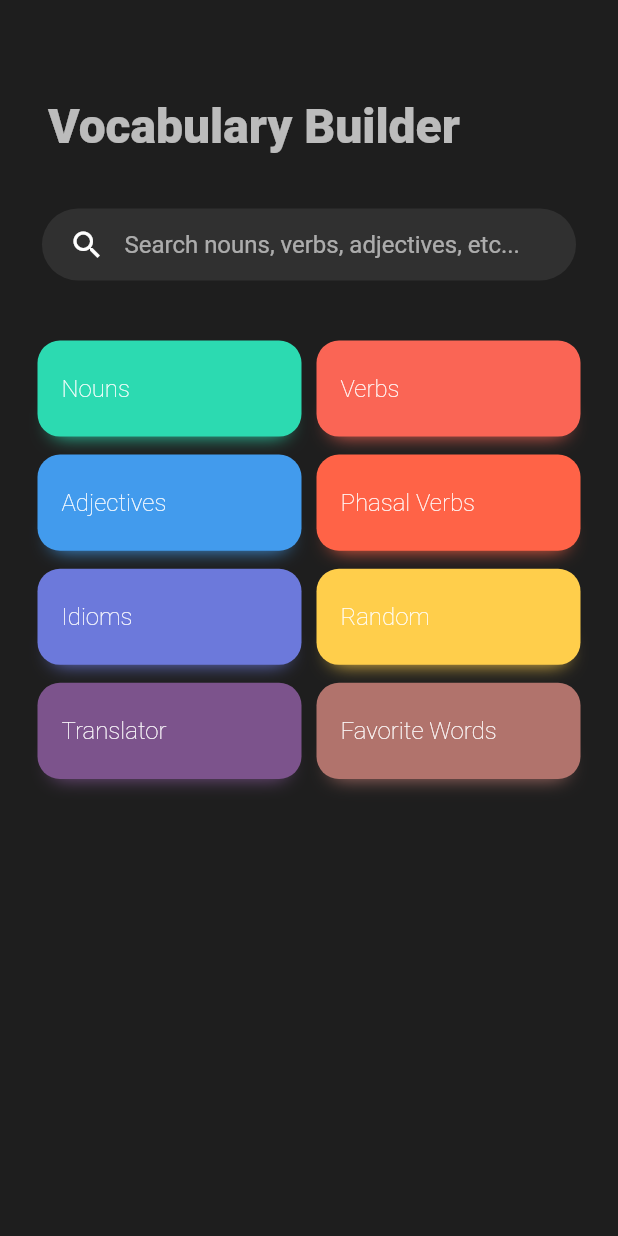
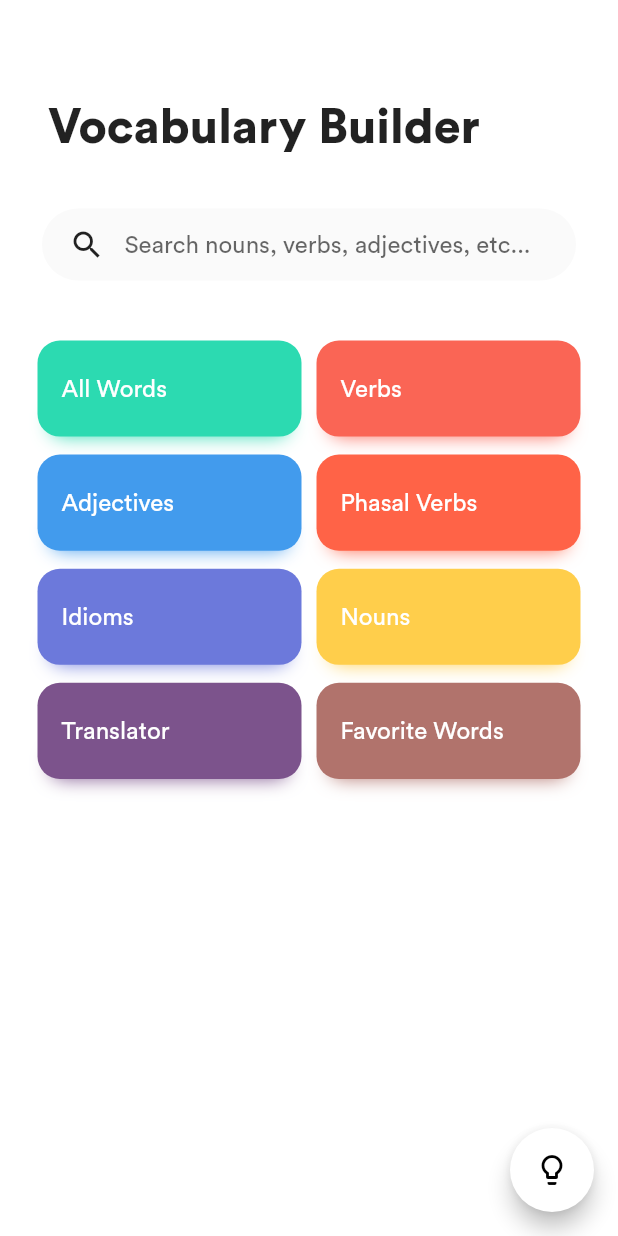
Before and after one commit to JoshuaR503/Vocabulary-Builder, a Flutter app: the screen it shows after launch, on a phone screen of 412 x 824 dp. Run offline on Flutter 3.47's test engine with Material 2 defaults, Android fonts, the phone set to English and light mode, and no system bars; our stand-ins replace audioplayers, bloc, dio, equatable, flutter_bloc, flutter_cache_manager and 4 more; missing offline and left inert: firebase_admob, flutter_web_browser, material_search; accounts and stored records are empty.

Commit message:
Added Bloc

```diff
--- a/lib/main.dart
+++ b/lib/main.dart
@@ -107,51 +107,53 @@
 //   }
 // }
 
+
+
+
+
+
+
+
 import 'package:flutter/material.dart';
+import 'package:flutter_bloc/flutter_bloc.dart';
+import 'package:vocabulary_builder/utils/settings.dart';
+import 'package:vocabulary_builder/v2/screens/category/category.dart';
 import 'package:vocabulary_builder/v2/screens/home/home.dart';
+import 'package:vocabulary_builder/v2/themes/bloc/bloc.dart';
 import 'package:vocabulary_builder/v2/widgets/animations/route.dart';
 
 void main() => runApp(MyApp());
 
 class MyApp extends StatelessWidget {
-  @override
-  Widget build(BuildContext context) {
-
-    final ThemeData lightTheme = ThemeData(
-      fontFamily: 'CircularStd',
-      brightness: Brightness.light,
-      accentColor: Colors.white,
-      textTheme: Theme.of(context).textTheme.apply(
-        bodyColor: Colors.black,
-        displayColor: Colors.black,
-      )
-    );
-
-    final ThemeData darkTheme = ThemeData(
-      fontFamily: 'CircularStd',
-      brightness: Brightness.dark,
-      accentColor: Colors.black38,
-      textTheme: Theme.of(context).textTheme.apply(
-        bodyColor: Colors.white70,
-        displayColor: Colors.white70,
-      )
-    );
-
-    return MaterialApp(
-      color: Colors.white,
-      title: 'Flutter Demo',
-      theme: darkTheme,
-      onGenerateRoute: _getRoute,
-    );
-  }
-
   Route _getRoute(RouteSettings settings) {
     switch (settings.name) {
       case "/":
         return FadeRoute(page: Home());
 
+      case "/nouns":
+        return FadeRoute(page: Category());
+
       default:
         return null;
     }
   }
+
+  Widget _build(BuildContext context, ThemeState state) {
+    return MaterialApp(
+      color: Colors.white,
+      title: appname,
+      theme: state.themeData,
+      onGenerateRoute: _getRoute,
+    );
+  }
+
+  @override
+  Widget build(BuildContext context) {
+    return BlocProvider(
+      builder: (context) => ThemeBloc(),
+      child: BlocBuilder<ThemeBloc, ThemeState>(
+        builder: _build,
+      )
+    );
+  }
 }
--- a/lib/pages/palabra-guardada-screen.dart
+++ b/lib/pages/palabra-guardada-screen.dart
@@ -67,7 +67,8 @@ class _PalabraGuardadaScreenState extends State<PalabraGuardadaScreen> {
         centerTitle: true,
         actions: <Widget>[
           Tooltip(
-            message: FlutterI18n.translate(context, 'saved_words.appbar.icons.search_tooltip'),child: IconButton(
+            message: FlutterI18n.translate(context, 'saved_words.appbar.icons.search_tooltip'),
+            child: IconButton(
               icon: Icon(Icons.search),
               onPressed: () => Navigator
                 .of(context)
--- a/lib/v2/data/categories.dart
+++ b/lib/v2/data/categories.dart
@@ -3,12 +3,12 @@ import 'package:vocabulary_builder/v2/config/colors.dart';
 import 'package:vocabulary_builder/v2/models/category.dart';
 
 const List<WordCategory> categories = [
-  WordCategory(name: "Nouns", color: AppColors.lightTeal),
+  WordCategory(name: "All Words", color: AppColors.lightTeal),
   WordCategory(name: "Verbs", color: AppColors.red),
   WordCategory(name: "Adjectives", color: AppColors.blue),
   WordCategory(name: "Phasal Verbs", color: AppColors.orange),
   WordCategory(name: "Idioms", color: AppColors.indigo),
-  WordCategory(name: "Random", color: AppColors.lightYellow),
+  WordCategory(name: "Nouns", color: AppColors.lightYellow),
   WordCategory(name: "Translator", color: AppColors.purple),
   WordCategory(name: "Favorite Words", color: AppColors.brown),
 ];
--- /dev/null
+++ b/lib/v2/models/route.dart
@@ -0,0 +1,12 @@
+
+import 'package:equatable/equatable.dart';
+import 'package:flutter/material.dart';
+
+class Route extends Equatable {
+
+  final String name;
+
+  Route({
+    @required this.name,
+  }) : super([name]);
+}
--- a/lib/v2/screens/home/home.dart
+++ b/lib/v2/screens/home/home.dart
@@ -1,15 +1,21 @@
 import 'package:flutter/material.dart';
+import 'package:flutter_bloc/flutter_bloc.dart';
+
 import 'package:vocabulary_builder/v2/config/config.dart';
+import 'package:vocabulary_builder/v2/widgets/components/container.dart';
+
+import 'package:vocabulary_builder/v2/screens/home/widgets/search.dart';
 import 'package:vocabulary_builder/v2/screens/home/widgets/category_list.dart';
-import 'package:vocabulary_builder/v2/screens/home/widgets/search.dart';
-import 'package:vocabulary_builder/v2/widgets/components/container.dart';
+
+import 'package:vocabulary_builder/v2/themes/themes.dart';
+import 'package:vocabulary_builder/v2/themes/bloc/bloc.dart';
 
 class Home extends StatefulWidget {
   @override
   _HomeState createState() => _HomeState();
 }
 
-class _HomeState extends State<Home> with SingleTickerProviderStateMixin {
+class _HomeState extends State<Home> {
 
   @override
   void initState() {
@@ -21,11 +27,14 @@ class _HomeState extends State<Home> with SingleTickerProviderStateMixin {
     super.dispose();
   }
 
-  Widget _buildContent() {
-    return VocabularyBuilderContainer(
-      children: <Widget>[
-        SizedBox(height: 80),
-        Padding(
+  void _changeTheme() {
+    BlocProvider
+      .of<ThemeBloc>(context)
+      .dispatch(ThemeChanged(theme: AppTheme.Dark));
+  }
+
+  Widget _buildAppTitle() {
+    return Padding(
       padding: EdgeInsets.symmetric(horizontal: 32),
       child: Text(
         appName,
@@ -35,7 +44,14 @@ class _HomeState extends State<Home> with SingleTickerProviderStateMixin {
           fontWeight: FontWeight.w900,
         ),
       )
-        ),
+    );
+  }
+
+  Widget _buildContent() {
+    return VocabularyBuilderContainer(
+      children: <Widget>[
+        SizedBox(height: 80),
+        _buildAppTitle(),
 
         SizedBox(height: 40),
         VocabularyBuilderSearch(),
@@ -49,14 +65,21 @@ class _HomeState extends State<Home> with SingleTickerProviderStateMixin {
     );
   }
 
+  Widget _buildButton() {
+    return FloatingActionButton(
+      child: Icon(Icons.lightbulb_outline),
+      onPressed: _changeTheme
+    );
+  }
+
   @override
   Widget build(BuildContext context) {
 
     final double deviceWidth = MediaQuery.of(context).size.width;
     final bool isSmall = deviceWidth <= 479;
-    final double space = isSmall
-    ?  0
-    : deviceWidth / 30;
+    final double space = !isSmall
+    ? deviceWidth / 30
+    : 0;
 
     return Scaffold(
       body: Container(
@@ -64,10 +87,11 @@ class _HomeState extends State<Home> with SingleTickerProviderStateMixin {
         decoration: BoxDecoration(color: Theme.of(context).accentColor),
         child: ListView(
           children: <Widget>[
-            _buildContent(),
+            _buildContent()
           ],
         )
       ),
+      floatingActionButton: _buildButton()
     );
   }
 }
--- a/lib/v2/screens/home/widgets/category_card.dart
+++ b/lib/v2/screens/home/widgets/category_card.dart
@@ -50,6 +50,28 @@ class CategoryCard extends StatelessWidget {
     );
   }
 
+  Widget _buildButton() {
+    return MaterialButton(
+      shape: RoundedRectangleBorder(borderRadius: BorderRadius.circular(15)),
+      padding: EdgeInsets.all(0),
+
+      color: category.color,
+      splashColor: Colors.white10,
+      highlightColor: Colors.white10,
+
+      elevation: 0,
+      highlightElevation: 9,
+
+      disabledColor: category.color,
+      onPressed: onPress,
+
+      child: Container(
+        height: 100,
+        child: _buildCardContent(),
+      )
+    );
+  }
+
   @override
   Widget build(BuildContext context) {
     return LayoutBuilder(
@@ -60,25 +82,7 @@ class CategoryCard extends StatelessWidget {
         return Stack(
           children: <Widget>[
             _buildShadow(itemWidth),
-
-            MaterialButton(
-              shape: RoundedRectangleBorder(borderRadius: BorderRadius.circular(15)),
-              padding: EdgeInsets.all(0),
-              color: category.color,
-              splashColor: Colors.white10,
-              highlightColor: Colors.white10,
-              elevation: 0,
-              highlightElevation: 9,
-              disabledColor: category.color,
-              onPressed: onPress,
-
-              child: Container(
-                height: 100,
-                child: _buildCardContent(),
-              )
-
-            ),
-
+            _buildButton()
           ],
         );
       },
--- /dev/null
+++ b/lib/v2/themes/bloc/bloc.dart
@@ -0,0 +1,3 @@
+export 'theme_bloc.dart';
+export 'theme_event.dart';
+export 'theme_state.dart';
--- /dev/null
+++ b/lib/v2/themes/bloc/theme_bloc.dart
@@ -0,0 +1,18 @@
+import 'dart:async';
+import 'package:bloc/bloc.dart';
+import 'package:vocabulary_builder/v2/themes/themes.dart';
+import './bloc.dart';
+
+class ThemeBloc extends Bloc<ThemeEvent, ThemeState> {
+  @override
+  ThemeState get initialState => ThemeState(
+    themeData: appTheme[AppTheme.Light]
+  );
+
+  @override
+  Stream<ThemeState> mapEventToState(ThemeEvent event) async* {
+    if (event is ThemeChanged) {
+      yield ThemeState(themeData: appTheme[event.theme]);
+    }
+  }
+}
--- /dev/null
+++ b/lib/v2/themes/bloc/theme_event.dart
@@ -0,0 +1,15 @@
+import 'package:equatable/equatable.dart';
+import 'package:vocabulary_builder/v2/themes/themes.dart';
+import 'package:meta/meta.dart';
+
+abstract class ThemeEvent extends Equatable {
+  ThemeEvent([List props = const <dynamic>[]]) : super(props);
+}
+
+class ThemeChanged extends ThemeEvent {
+  final AppTheme theme;
+
+  ThemeChanged({ @required this.theme }) : super([theme]);
+
+  // TODO: Save to local database.
+}
--- /dev/null
+++ b/lib/v2/themes/bloc/theme_state.dart
@@ -0,0 +1,10 @@
+import 'package:equatable/equatable.dart';
+import 'package:flutter/material.dart';
+import 'package:meta/meta.dart';
+
+@immutable
+class ThemeState extends Equatable {
+  final ThemeData themeData;
+
+  ThemeState({ @required this.themeData }): super([themeData]);
+}
--- /dev/null
+++ b/lib/v2/themes/themes.dart
@@ -0,0 +1,28 @@
+import 'package:flutter/material.dart';
+
+enum AppTheme {
+  Light,
+  Dark
+}
+
+final Map<AppTheme, ThemeData> appTheme = {
+  AppTheme.Dark: ThemeData(
+    fontFamily: 'CircularStd',
+    brightness: Brightness.dark,
+    accentColor: Colors.black38,
+    textTheme: TextTheme().apply(
+      bodyColor: Colors.white70,
+      displayColor: Colors.white70,
+    )
+  ),
+
+  AppTheme.Light: ThemeData(
+    fontFamily: 'CircularStd',
+    brightness: Brightness.light,
+    accentColor: Colors.white,
+    textTheme: TextTheme().apply(
+      bodyColor: Colors.black,
+      displayColor: Colors.black,
+    )
+  ),
+};
--- a/lib/v2/widgets/components/container.dart
+++ b/lib/v2/widgets/components/container.dart
@@ -5,14 +5,16 @@ class VocabularyBuilderContainer extends StatelessWidget {
 
   const VocabularyBuilderContainer({
     Key key,
-    @required this.children,
+    this.children,
     this.height,
     this.appBar = false,
+    this.appBarName,
   }) : super(key: key);
 
   final bool appBar;
   final List<Widget> children;
   final double height;
+  final String appBarName;
 
   Widget _buildNavbar(BuildContext context, double top) {
     return Padding(
@@ -30,7 +32,7 @@ class VocabularyBuilderContainer extends StatelessWidget {
           Padding(
             padding: const EdgeInsets.symmetric(horizontal: 26.0),
             child: Text(
-              "Section",
+              appBarName,
               style: TextStyle(
                 fontSize: 30,
                 fontWeight: FontWeight.bold,
```
Also changed, not shown: lib/v2/screens/category/category.dart (added, +49 -0 lines), lib/v2/screens/home/widgets/category_list.dart (+6 -1 lines), pubspec.yaml (+4 -4 lines), 1 other file. Lines whose indentation alone changed are shown as unchanged.
